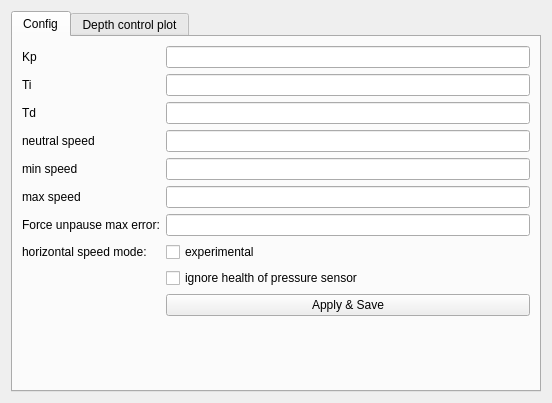
Above: Hanse/Module_ThrusterControlLoop/tcl_form.ui from iti-luebeck/HANSE2011 before the change. Below: the same form after it.
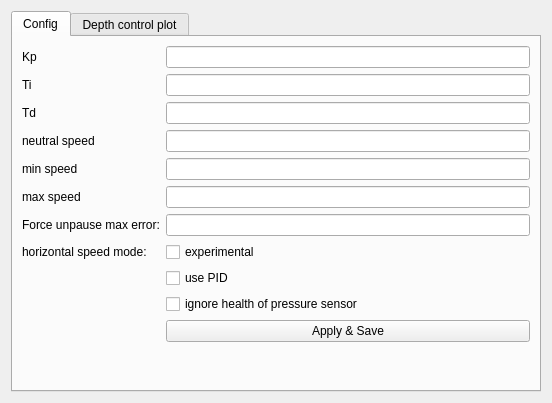
That is the form after the change.

Commit message: fallback checkbox fuer regler. Jan

Patch:
```diff
--- a/Hanse/Module_ThrusterControlLoop/tcl_form.ui
+++ b/Hanse/Module_ThrusterControlLoop/tcl_form.ui
@@ -24,6 +24,9 @@
        <string>Config</string>
       </attribute>
       <layout class="QFormLayout" name="formLayout">
+       <property name="fieldGrowthPolicy">
+        <enum>QFormLayout::AllNonFixedFieldsGrow</enum>
+       </property>
        <item row="0" column="0">
         <widget class="QLabel" name="label">
          <property name="text">
@@ -102,6 +105,13 @@
         </widget>
        </item>
        <item row="9" column="1">
+        <widget class="QCheckBox" name="ignoreHealth">
+         <property name="text">
+          <string>ignore health of pressure sensor</string>
+         </property>
+        </widget>
+       </item>
+       <item row="10" column="1">
         <widget class="QPushButton" name="save">
          <property name="text">
           <string>Apply &amp;&amp; Save</string>
@@ -112,9 +122,9 @@
         </widget>
        </item>
        <item row="8" column="1">
-        <widget class="QCheckBox" name="ignoreHealth">
+        <widget class="QCheckBox" name="pidCheckBox">
          <property name="text">
-          <string>ignore health of pressure sensor</string>
+          <string>use PID</string>
          </property>
         </widget>
        </item>
```
Left out of the diff: 26 changed lines with no effect on the pictures. The commit also changes 2 other files.
